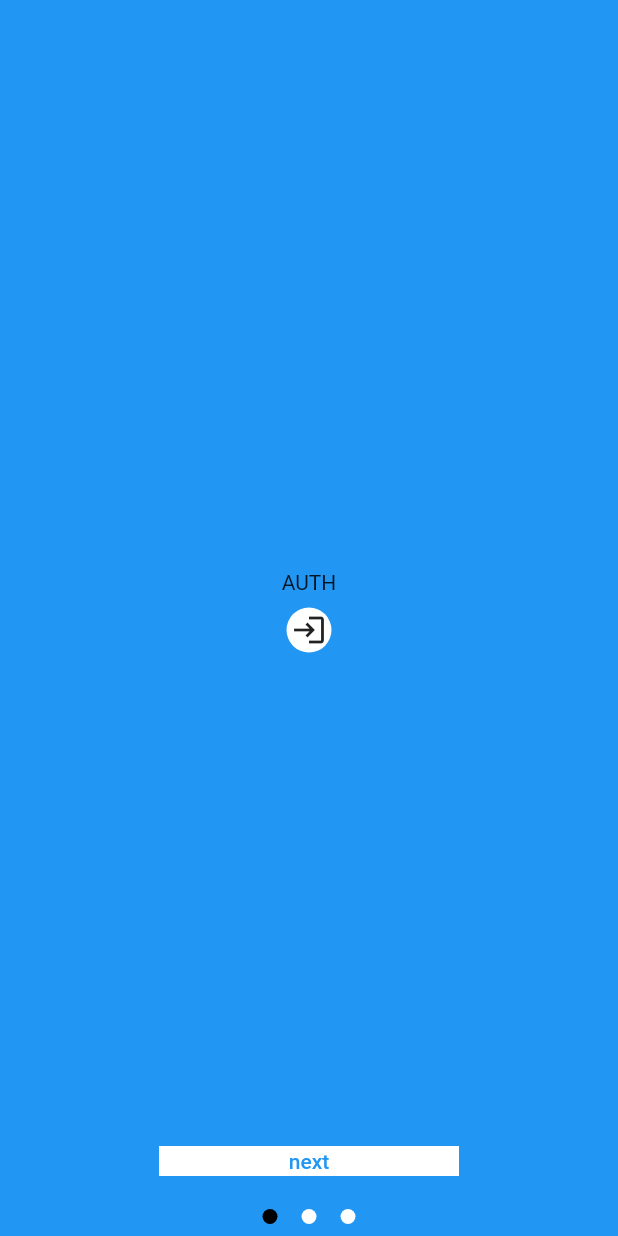
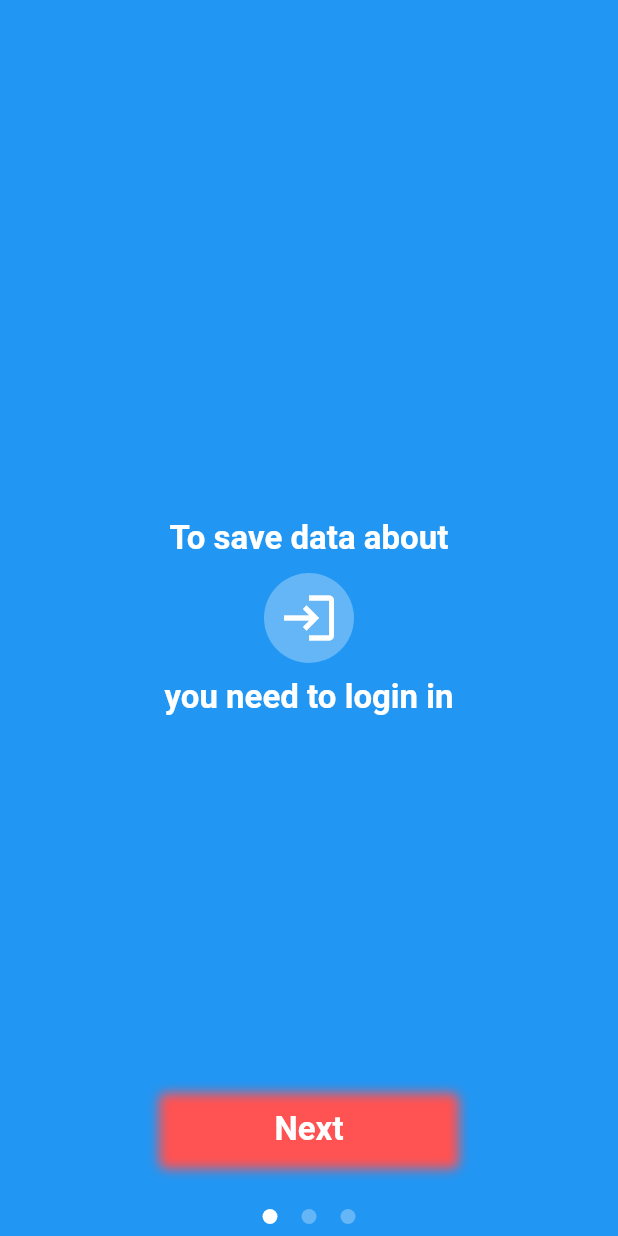
Before and after one commit to VSemikoz/weather_app, a Flutter app: the screen it shows after launch, swiped to page 3, on a phone screen of 412 x 824 dp. Run offline on Flutter 3.47's test engine with Material 2 defaults, Android fonts, the phone set to English and light mode, and no system bars; our stand-ins replace bloc, dio, flutter_bloc, freezed_annotation, get_it, hive and 5 more; accounts and stored records are empty; generated files the repository leaves out were written again.

Commit message:
Add ui for startUp screen

```diff
--- a/lib/src/view/start_up/screen/start_up.dart
+++ b/lib/src/view/start_up/screen/start_up.dart
@@ -1,14 +1,21 @@
 import 'package:flutter/material.dart';
 import 'package:flutter_bloc/flutter_bloc.dart';
 
+import '../../../../generated/l10n.dart';
+import '../../../common/providers/theme.dart';
+import '../../../ui/widget/button/primary.dart';
 import '../bloc/start_up.dart';
 
 const _authRadius = Radius.circular(50.0);
 const _dotRadius = Radius.circular(10.0);
 const _dotPadding = const EdgeInsets.all(8.0);
 const double _dotSize = 10;
+const double _iconSize = 40;
+const double _iconContainerSize = 60;
 
-const Duration _pageTransitionDuration = Duration(milliseconds: 1000);
+const TextStyle _descStyle = TextStyle(fontSize: 22, fontWeight: FontWeight.w700);
+
+const Duration _pageTransitionDuration = Duration(milliseconds: 200);
 
 class StartUpScreen extends StatelessWidget {
   static const String id = '/start_up';
@@ -17,7 +24,13 @@ class StartUpScreen extends StatelessWidget {
 
   @override
   Widget build(BuildContext context) {
-    return Scaffold(body: TransitionPage());
+    return Scaffold(
+      body: SafeArea(
+        bottom: true,
+        top: false,
+        child: TransitionPage(),
+      ),
+    );
   }
 }
 
@@ -35,14 +48,6 @@ class _TransitionPageState extends State<TransitionPage> {
   void initState() {
     controller = PageController(initialPage: 0);
     return super.initState();
-  }
-
-  _switchScene(BuildContext context, StartUpState state) {
-    state.when(
-      first: () => context.read<StartUpBloc>().add(StartUpEventToSecond()),
-      second: () => context.read<StartUpBloc>().add(StartUpEventToRequestLocation()),
-      third: () => context.read<StartUpBloc>().add(StartUpEventToFirst()),
-    );
   }
 
   @override
@@ -63,15 +68,8 @@ class _TransitionPageState extends State<TransitionPage> {
             Column(
               mainAxisAlignment: MainAxisAlignment.end,
               children: [
-                TextButton(
-                  onPressed: () => _switchScene(context, state),
-                  child: Container(
-                    color: Colors.white,
-                    width: 200,
-                    height: 20,
-                    child: Center(child: Text("next")),
-                  ),
-                ),
+                _NextButton(state: state),
+                const SizedBox(height: 20),
                 _Switcher(state: state),
               ],
             ),
@@ -90,6 +88,62 @@ class _TransitionPageState extends State<TransitionPage> {
 
   _animateToPage(int pageIndex) =>
       controller.animateToPage(pageIndex, duration: _pageTransitionDuration, curve: Curves.linear);
+}
+
+class _NextButton extends StatelessWidget {
+  final StartUpState state;
+
+  const _NextButton({
+    Key? key,
+    required this.state,
+  }) : super(key: key);
+
+  _switchScene(BuildContext context, StartUpState state) {
+    state.when(
+      first: () => context.read<StartUpBloc>().add(StartUpEventToSecond()),
+      second: () => context.read<StartUpBloc>().add(StartUpEventToRequestLocation()),
+      third: () => context.read<StartUpBloc>().add(StartUpEventToFirst()),
+    );
+  }
+
+  Color _getColor(BuildContext context) {
+    return state.when(
+      first: () => context.colorTheme.extraNegative,
+      second: () => context.colorTheme.extraPositive,
+      third: () => context.colorTheme.accent,
+    );
+  }
+
+  @override
+  Widget build(BuildContext context) {
+    return Container(
+      width: 200,
+      height: 50,
+      child: TappableArea(
+        onPressed: () => _switchScene(context, state),
+        child: Center(
+          child: Container(
+            decoration: BoxDecoration(
+              borderRadius: BorderRadius.circular(5.0),
+              boxShadow: [
+                BoxShadow(
+                  color: _getColor(context),
+                  offset: Offset(0.0, 1.0),
+                  blurRadius: 6.0,
+                ),
+              ],
+            ),
+            child: Center(
+              child: Text(
+                S.of(context).screenStartUpButtonNext,
+                style: _descStyle.copyWith(color: context.colorTheme.surface),
+              ),
+            ),
+          ),
+        ),
+      ),
+    );
+  }
 }
 
 class _Switcher extends StatelessWidget {
@@ -128,7 +182,7 @@ class _SwitcherDot extends StatelessWidget {
         width: _dotSize,
         height: _dotSize,
         decoration: BoxDecoration(
-          color: isActive ? Colors.black : Colors.white, //TODO switch to pallet colors
+          color: isActive ? context.colorTheme.surface : context.colorTheme.background,
           borderRadius: BorderRadius.all(_dotRadius),
         ),
       ),
@@ -146,8 +200,27 @@ class _FirstPage extends StatelessWidget {
       children: [
         Expanded(
           child: Container(
-            color: Colors.red,
-            child: Center(child: Text("Hello")),
+            color: context.colorTheme.extraActive,
+            child: Column(
+              mainAxisAlignment: MainAxisAlignment.center,
+              children: [
+                Text(
+                  S.of(context).screenStartUpGreetingsTop,
+                  style: _descStyle.copyWith(color: context.colorTheme.surface),
+                ),
+                const SizedBox(height: 10),
+                Icon(
+                  Icons.wb_cloudy,
+                  color: context.colorTheme.surface,
+                  size: 70,
+                ),
+                const SizedBox(height: 10),
+                Text(
+                  S.of(context).screenStartUpGreetingsBottom,
+                  style: _descStyle.copyWith(color: context.colorTheme.surface),
+                ),
+              ],
+            ),
           ),
         ),
       ],
@@ -167,19 +240,29 @@ class _SecondPage extends StatelessWidget {
       children: [
         Expanded(
           child: Container(
-            color: Colors.green,
+            color: Colors.lightGreen,
             child: Column(
               mainAxisAlignment: MainAxisAlignment.center,
               children: [
-                Text("Get location"),
-                TextButton(
+                Text(
+                  S.of(context).screenStartUpLocationTop,
+                  style: _descStyle.copyWith(color: context.colorTheme.surface),
+                ),
+                const SizedBox(height: 10),
+                TappableArea(
+                  width: 70,
+                  height: 70,
                   onPressed: () => _requestLocation(context),
-                  child: Container(
-                    color: Colors.white,
-                    width: 200,
-                    height: 20,
-                    child: Center(child: Text("GET LOC")),
+                  child: Icon(
+                    Icons.location_on,
+                    color: context.colorTheme.surface,
+                    size: 70,
                   ),
+                ),
+                const SizedBox(height: 10),
+                Text(
+                  S.of(context).screenStartUpLocationBottom,
+                  style: _descStyle.copyWith(color: context.colorTheme.surface),
                 ),
               ],
             ),
@@ -204,8 +287,17 @@ class _ThirdPage extends StatelessWidget {
             child: Column(
               mainAxisAlignment: MainAxisAlignment.center,
               children: [
-                Text("AUTH"),
+                Text(
+                  S.of(context).screenStartUpAuthTop,
+                  style: _descStyle.copyWith(color: context.colorTheme.surface),
+                ),
+                const SizedBox(height: 10),
                 _AuthButtons(),
+                const SizedBox(height: 10),
+                Text(
+                  S.of(context).screenStartUpAuthBottom,
+                  style: _descStyle.copyWith(color: context.colorTheme.surface),
+                ),
               ],
             ),
           ),
@@ -234,19 +326,14 @@ class _WithGoogle extends StatelessWidget {
 
   @override
   Widget build(BuildContext context) {
-    return IconButton(
-      icon: Container(
-        width: 30,
-        height: 30,
-        decoration: BoxDecoration(
-          color: Colors.white, //TODO switch to pallet colors
-          borderRadius: BorderRadius.all(_authRadius),
-        ),
-        child: Icon(Icons.login),
+    return Container(
+      width: _iconContainerSize,
+      height: _iconContainerSize,
+      decoration: BoxDecoration(
+        color: context.colorTheme.background,
+        borderRadius: BorderRadius.all(_authRadius),
       ),
-      onPressed: () {
-        //TODO add auth
-      },
+      child: Icon(Icons.login, size: _iconSize, color: context.colorTheme.surface),
     );
   }
 }
```
